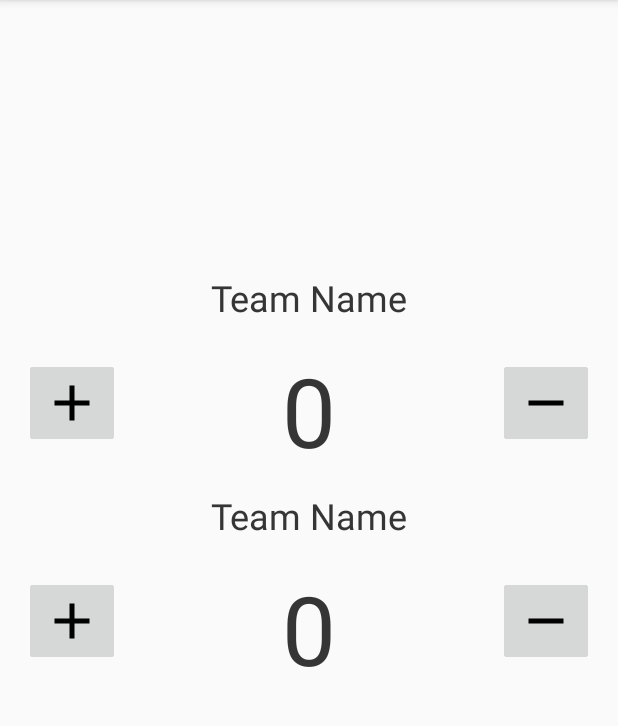
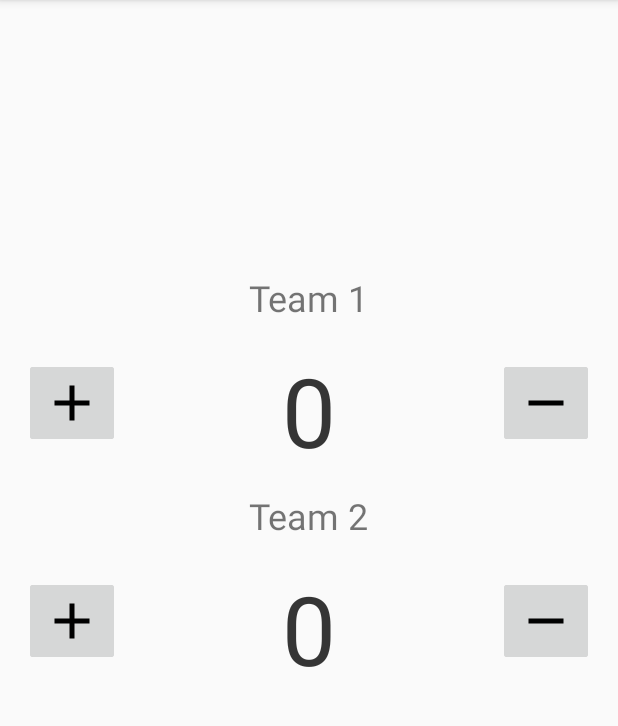
Before and after one commit to zept03/Scorekeeper, an Android app: the screen it shows after launch (MainActivity), on a phone screen of 412 x 824 dp, the part 84-810 px from its top. Run offline under Robolectric (Android 15) with nearby library versions, the phone set to English and light mode, and no system bars.

Commit message:
(3) Modify team names of each score fragment.

```diff
--- a/app/src/main/java/tech/hyperdev/scorekeeper/activities/MainActivity.java
+++ b/app/src/main/java/tech/hyperdev/scorekeeper/activities/MainActivity.java
@@ -1,31 +1,50 @@
 package tech.hyperdev.scorekeeper.activities;
 
-import android.support.v4.app.FragmentManager;
-import android.support.v4.app.FragmentTransaction;
+import android.app.Fragment;
+import android.os.Bundle;
+import android.app.FragmentManager;
+import android.app.FragmentTransaction;
 import android.support.v7.app.AppCompatActivity;
-import android.os.Bundle;
-
+import android.widget.FrameLayout;
 import tech.hyperdev.scorekeeper.R;
 import tech.hyperdev.scorekeeper.fragments.ScoreFragment;
-
 public class MainActivity extends AppCompatActivity {
 
+    FrameLayout frameOne;
+    FrameLayout frameTwo;
     private FragmentTransaction mFragmentTransaction;
     private FragmentManager mFragmentManager;
+
+
     @Override
     protected void onCreate(Bundle savedInstanceState) {
         super.onCreate(savedInstanceState);
         setContentView(R.layout.activity_main);
 
-        mFragmentManager = getSupportFragmentManager();
-        mFragmentTransaction = mFragmentManager.beginTransaction();
-        mFragmentTransaction.replace(R.id.TeamOneFragment, new ScoreFragment());
-        mFragmentTransaction.commit();
+//
+//        mFragmentManager = getFragmentManager();
+//        mFragmentTransaction = mFragmentManager.beginTransaction();
+//        mFragmentTransaction.replace(R.id.TeamOneFragment, new ScoreFragment());
+//        mFragmentTransaction.commit();
+//
+//
+//        mFragmentManager = getFragmentManager();
+//        mFragmentTransaction = mFragmentManager.beginTransaction();
+//        mFragmentTransaction.replace(R.id.TeamTwoFragment, new ScoreFragment());
+//        mFragmentTransaction.commit();
 
 
-        mFragmentManager = getSupportFragmentManager();
-        mFragmentTransaction = mFragmentManager.beginTransaction();
-        mFragmentTransaction.replace(R.id.TeamTwoFragment, new ScoreFragment());
-        mFragmentTransaction.commit();
+        Fragment score_one = ScoreFragment.newInstance("Team 1");
+        Fragment score_two = ScoreFragment.newInstance("Team 2");
+
+        FragmentTransaction one = getFragmentManager().beginTransaction();
+        one.add(R.id.TeamOneFragment, score_one).commit();
+
+        getFragmentManager().beginTransaction()
+                .add(R.id.TeamTwoFragment, score_two).commit();
+
+
+
     }
+
 }
--- a/app/src/main/java/tech/hyperdev/scorekeeper/fragments/ScoreFragment.java
+++ b/app/src/main/java/tech/hyperdev/scorekeeper/fragments/ScoreFragment.java
@@ -1,27 +1,74 @@
 package tech.hyperdev.scorekeeper.fragments;
 
+import android.app.Fragment;
 import android.os.Bundle;
-import android.support.v4.app.Fragment;
 import android.view.LayoutInflater;
 import android.view.View;
 import android.view.ViewGroup;
-
+import android.widget.TextView;
 import tech.hyperdev.scorekeeper.R;
 
 /**
- * A simple {@link Fragment} subclass.
+ * A simple {@link
+ * } subclass.
  */
 public class ScoreFragment extends Fragment {
 
-    public ScoreFragment() {
+    private int score = 0;
+    private String name;
+
+
+  /*  public ScoreFragment() {
         // Required empty public constructor
-    }
+    }*/
 
     @Override
     public View onCreateView(LayoutInflater inflater, ViewGroup container,
                              Bundle savedInstanceState) {
         // Inflate the layout for this fragment
-        return inflater.inflate(R.layout.fragment_score, container, false);
+
+        View view = inflater.inflate(R.layout.fragment_score, container, false);
+
+        readBundle(getArguments());
+
+        TextView tvName = (TextView) view.findViewById(R.id.tvTeamName);
+        tvName.setText(name);
+
+//
+//        mNameTextView.setText(String.format(name));
+        return view;
+
+    }
+
+    public static ScoreFragment newInstance(String name) {
+        Bundle bundle = new Bundle();
+        bundle.putString("name", name);
+
+        ScoreFragment fragment = new ScoreFragment();
+        fragment.setArguments(bundle);
+
+        return fragment;
+    }
+
+    private void readBundle(Bundle bundle) {
+        if (bundle != null) {
+            name = bundle.getString("name");
+        }
+    }
+
+
+
+//    @Override
+//    public void onSaveInstanceState(Bundle outState) {
+//        super.onSaveInstanceState(outState);
+//        outState.putInt("score", score);
+//    }
+
+
+
+
+    public void SetText() {
+
     }
 
 }
--- a/app/src/main/res/values/strings.xml
+++ b/app/src/main/res/values/strings.xml
@@ -1,3 +1,7 @@
 <resources>
     <string name="app_name">Scorekeeper</string>
+
+    <string name="team_one_name">Team One</string>
+
+    <string name="team_two_name">Team Two</string>
 </resources>
```
